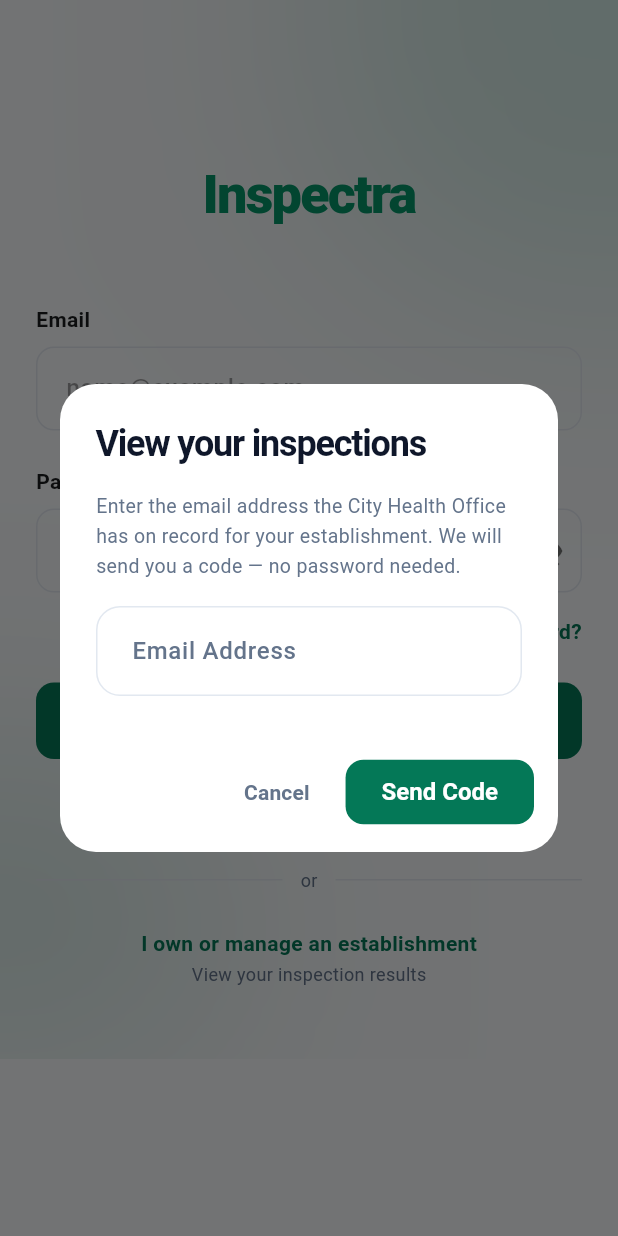
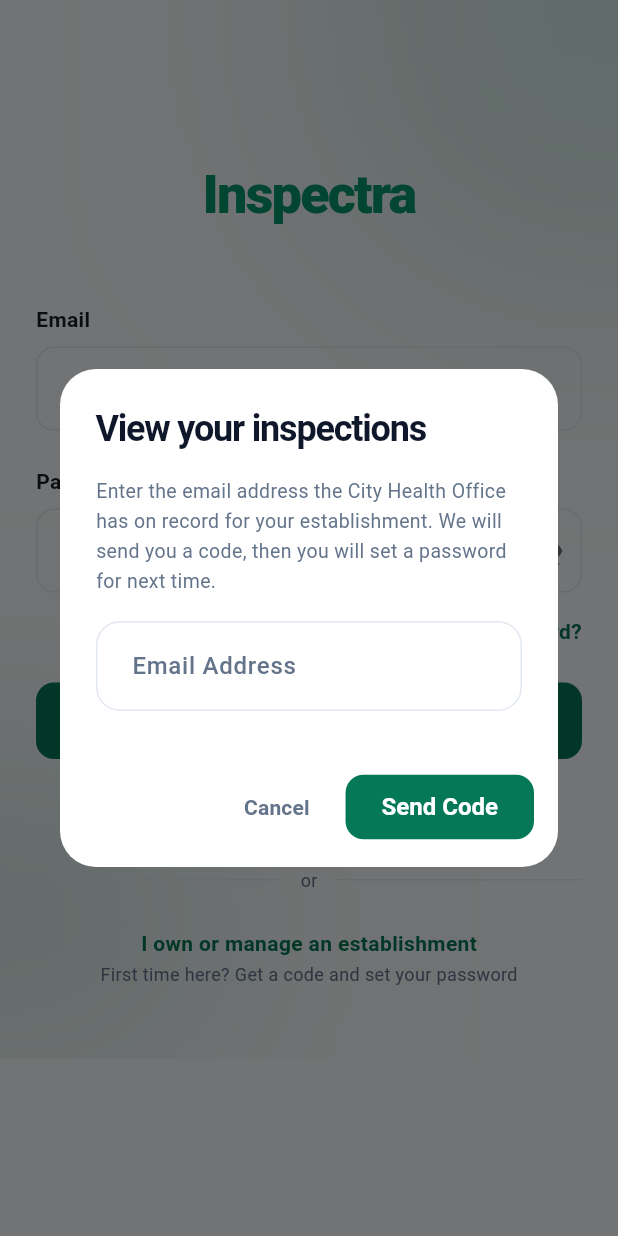
Before and after one commit to josiahcustodio/inspectra-mobile, a Flutter app: the screen it shows after launch, after a tap on "I own or manage an establishment", on a phone screen of 412 x 824 dp. Run offline on Flutter 3.47's test engine with Material 3 defaults, Android fonts, the phone set to English and light mode, and no system bars; our stand-ins replace connectivity_plus, geolocator, go_router, hive, hive_flutter, permission_handler and 2 more; missing offline and left inert: maplibre_gl, ota_update; accounts and stored records are empty.

Commit message:
Instant offline submit, required fail notes, owner password setup, point person email kept on re-inspection

```diff
--- /dev/null
+++ b/lib/core/password_rules.dart
@@ -0,0 +1,31 @@
+/// The password rules for new passwords, in one place so the screen that
+/// lists them and the check that enforces them cannot disagree. Mirrors the
+/// Supabase Auth password policy (min length + lower, upper, digit, symbol),
+/// which is what actually refuses a weak one.
+library;
+
+class PasswordRules {
+  PasswordRules._();
+
+  // The symbol set is Supabase's own; a character outside it would pass here
+  // and be refused by the server.
+  static final List<(String, RegExp)> rules = [
+    ('At least 8 characters', RegExp(r'.{8,}')),
+    ('An uppercase letter', RegExp(r'[A-Z]')),
+    ('A lowercase letter', RegExp(r'[a-z]')),
+    ('A number', RegExp(r'[0-9]')),
+    ('A symbol (such as ! @ # ?)', RegExp(r'''[!@#$%^&*()_+\-=\[\]{};':"|<>?,./`~\\]''')),
+  ];
+
+  /// How many rules [password] meets, 0 to [rules].length.
+  static int level(String password) =>
+      rules.where((r) => r.$2.hasMatch(password)).length;
+
+  /// The first unmet rule as a message, or null when the password is acceptable.
+  static String? blocker(String password) {
+    for (final (label, pattern) in rules) {
+      if (!pattern.hasMatch(password)) return 'Password needs: ${label.toLowerCase()}';
+    }
+    return null;
+  }
+}
--- a/lib/core/router/app_router.dart
+++ b/lib/core/router/app_router.dart
@@ -10,6 +10,7 @@ import '../../ui/screens/mfa_verify_screen.dart';
 import '../../ui/screens/verify_email_screen.dart';
 import '../../ui/screens/owner_home_screen.dart';
 import '../../ui/screens/pending_approval_screen.dart';
+import '../../ui/screens/set_password_screen.dart';
 
 import '../../ui/screens/inspection_form_screen.dart';
 import '../../ui/screens/inspection_details_screen.dart';
@@ -93,6 +94,13 @@ GoRouter createAppRouter(AuthProvider authProvider) {
       // Owners: read-only, no sync, no MFA enrollment, nothing under the
       // inspector shell. Checked before the MFA gates, which is the point.
       if (authProvider.isOwner) {
+        // [REF: OWNER_SET_PASSWORD]
+        // The mailed code is the first sign-in only; nothing else opens until
+        // the account has a password.
+        if (authProvider.ownerNeedsPassword) {
+          return loc == '/my/set-password' ? null : '/my/set-password';
+        }
+        if (loc == '/my/set-password') return '/my/inspections';
         // /inspection/details/:id is shared with inspectors; RLS decides what
         // a given session can actually read, so there is nothing to duplicate.
         if (isGoingToOwner || loc.startsWith('/inspection/details/')) {
@@ -184,6 +192,11 @@ GoRouter createAppRouter(AuthProvider authProvider) {
         parentNavigatorKey: _rootNavigatorKey,
         builder: (context, state) => const OwnerHomeScreen(),
       ),
+      GoRoute(
+        path: '/my/set-password',
+        parentNavigatorKey: _rootNavigatorKey,
+        builder: (context, state) => const SetPasswordScreen(),
+      ),
       // No /establishments/add or /establishments/edit route: the web admin is
       // the sole owner of establishment data, so there is nowhere on mobile to
       // navigate for a create or an edit.
--- a/lib/data/services/auth_service.dart
+++ b/lib/data/services/auth_service.dart
@@ -125,8 +125,8 @@ class AuthService {
   /// profiles trigger (10_auto_owner.sql) makes it an owner if an inspector
   /// has recorded that address on an establishment. Anyone can mint a
   /// 'pending' account this way; it can read nothing, and the owner dialog in
-  /// login_screen.dart signs a non-owner straight back out. There is no
-  /// password anywhere in this flow: the mailbox is the credential.
+  /// login_screen.dart signs a non-owner straight back out. The code is the
+  /// first sign-in only: the router then holds the owner on /my/set-password.
   static Future<void> sendOwnerOtp(String email) async {
     try {
       await _auth.signInWithOtp(email: email, shouldCreateUser: true);
@@ -158,6 +158,37 @@ class AuthService {
     } catch (e) {
       debugPrint('verifyOwnerOtp error: $e');
       throw Exception('Could not verify the code. Check your connection and try again.');
+    }
+  }
+
+  // [REF: OWNER_SET_PASSWORD]
+  /// Gives a code-verified owner account its password. `password_set` in the
+  /// user metadata is how the router knows the step is done: Supabase does not
+  /// tell a client whether an account has a password.
+  static Future<void> setOwnerPassword(String password) async {
+    try {
+      await _auth.updateUser(
+          UserAttributes(password: password, data: {'password_set': true}));
+    } on AuthException catch (e) {
+      debugPrint('setOwnerPassword AuthException: ${e.code} ${e.message}');
+      throw _friendlyAuthError(e);
+    } catch (e) {
+      debugPrint('setOwnerPassword error: $e');
+      throw Exception('Could not save the password. Check your connection and try again.');
+    }
+  }
+
+  static bool get passwordSet {
+    if (_auth.currentUser?.userMetadata?['password_set'] == true) return true;
+    // A session opened WITH a password proves one exists even without the
+    // flag: an owner who set theirs through the web reset link.
+    try {
+      return _auth.mfa
+          .getAuthenticatorAssuranceLevel()
+          .currentAuthenticationMethods
+          .any((m) => m.method == AMRMethod.password);
+    } catch (_) {
+      return false;
     }
   }
 
@@ -252,7 +283,11 @@ class AuthService {
       case 'email_exists':
         return Exception('An account with this email already exists.');
       case 'weak_password':
-        return Exception('Password is too weak. Use at least 6 characters.');
+        return Exception('Password is too weak. Use at least 8 characters '
+            'with an uppercase letter, a lowercase letter, a number and a symbol.');
+      case 'reauthentication_needed':
+        return Exception('For your security, sign out, sign in again with a '
+            'new code, then set your password.');
       case 'validation_failed':
         return Exception('The email address is not valid.');
       case 'provider_disabled':
--- a/lib/data/services/sync_service.dart
+++ b/lib/data/services/sync_service.dart
@@ -9,18 +9,6 @@ class SyncService {
   static SupabaseClient get _db => Supabase.instance.client;
 
   // ─── Inspection Logs ────────────────────────────────────────────────────────
-
-  /// Submits a single [InspectionLog] to the database.
-  // [REF: INSPECTION_SUBMIT_REMOTE]
-  static Future<bool> submitInspectionLog(InspectionLog log) async {
-    try {
-      await _db.from('inspection_logs').upsert(log.toJson());
-      return true;
-    } catch (e) {
-      debugPrint('Submission failed: $e');
-      return false;
-    }
-  }
 
   /// Drains one queue entry end to end. The single owner of the per-item
   /// protocol — [syncPendingInspections] and [syncSingleInspection] both
--- a/lib/ui/screens/login_screen.dart
+++ b/lib/ui/screens/login_screen.dart
@@ -6,6 +6,7 @@ import 'package:flutter/services.dart';
 import 'package:provider/provider.dart';
 import '../../providers/auth_provider.dart';
 import '../../data/services/auth_service.dart';
+import '../../core/password_rules.dart';
 import '../../core/theme/app_colors.dart';
 
 // [REF: LOGIN_SCREEN]
@@ -288,9 +289,9 @@ class _LoginScreenState extends State<LoginScreen> {
 
               // [REF: OWNER_SIGNIN_ENTRY]
               // Below a divider rather than beside the inspector fields: these
-              // are two different audiences, and an establishment owner has no
-              // password to put in the form above — their sign-in is a mailed
-              // code and nothing else.
+              // are two different audiences. This is an owner's FIRST sign-in
+              // only: the mailed code leads to a forced set-password screen,
+              // and from then on they use the form above.
               Row(
                 children: [
                   Expanded(child: Container(height: 1, color: AppColors.border)),
@@ -327,7 +328,7 @@ class _LoginScreenState extends State<LoginScreen> {
                         ),
                         SizedBox(height: 2),
                         Text(
-                          'View your inspection results',
+                          'First time here? Get a code and set your password',
                           style: TextStyle(
                             fontFamily: '.SF Pro Text',
                             fontSize: 12,
@@ -439,10 +440,8 @@ class _LoginScreenState extends State<LoginScreen> {
   // [REF: OWNER_SIGNIN_DIALOG]
   /// Two steps in one dialog: address, then the code mailed to it.
   ///
-  /// There is no password here and there is not meant to be. A generated
-  /// temporary password would make the mailbox the real credential anyway,
-  /// while adding a forced-change screen, a reset path and a lockout policy —
-  /// and leaving a live credential sitting in an inbox.
+  /// No password is asked for here: the code proves the mailbox, and the
+  /// router then holds the owner on /my/set-password until they choose one.
   ///
   /// The step always advances after "Send code", whatever the server said.
   /// Only connectivity failures and rate limits are surfaced: the user can
@@ -532,9 +531,8 @@ class _LoginScreenState extends State<LoginScreen> {
                 // check the dialog would be a passwordless sign-in for
                 // officers and admins too.
                 //
-                // Staff have passwords and the form above; an owner has only
-                // this. So a non-owner session is ended rather than handed to
-                // the router.
+                // Staff have passwords and the form above. So a non-owner
+                // session is ended rather than handed to the router.
                 //
                 // Nothing here is gated on the dialog still being mounted: the
                 // new session can make the router dismiss it, and that must not
@@ -591,7 +589,8 @@ class _LoginScreenState extends State<LoginScreen> {
                               'on its way. It expires shortly.'
                           : 'Enter the email address the City Health Office '
                               'has on record for your establishment. We will '
-                              'send you a code — no password needed.',
+                              'send you a code, then you will set a password '
+                              'for next time.',
                       style: const TextStyle(
                           color: AppColors.textSecondary,
                           fontSize: 13,
@@ -746,7 +745,7 @@ class _LoginScreenState extends State<LoginScreen> {
                   controller: passwordController,
                   decoration: _dialogInputDecoration('Password'),
                   obscureText: true,
-                  validator: (v) => v!.length < 6 ? 'Min 6 characters' : null,
+                  validator: (v) => PasswordRules.blocker(v ?? ''),
                 ),
                 const SizedBox(height: 16),
                 TextFormField(
--- a/lib/ui/widgets/checklist_item_card.dart
+++ b/lib/ui/widgets/checklist_item_card.dart
@@ -117,7 +117,7 @@ class ChecklistItemCard extends StatelessWidget {
                 // The two columns of the Sanitary Order's table, captured in
                 // the inspector's own words at the moment they see the defect.
                 // Both only exist on a Fail, and both are required by
-                // SanitaryOrder.firstBlocker — an order that names a violation
+                // SanitaryOrder.defectBlocker on every submit — an order that names a violation
                 // without saying what to fix is not one anybody can comply
                 // with, and a blank defect line is unenforceable.
                 AnimatedSize(
```
Also changed, not shown: lib/core/sanitary_order.dart (+20 -11 lines), lib/data/models/establishment.dart (+10 -0 lines), lib/providers/auth_provider.dart (+19 -0 lines), lib/ui/screens/inspection_form_screen.dart (+39 -33 lines), lib/ui/screens/set_password_screen.dart (added, +158 -0 lines), lib/data/models/establishment.g.dart, 3 other files.
